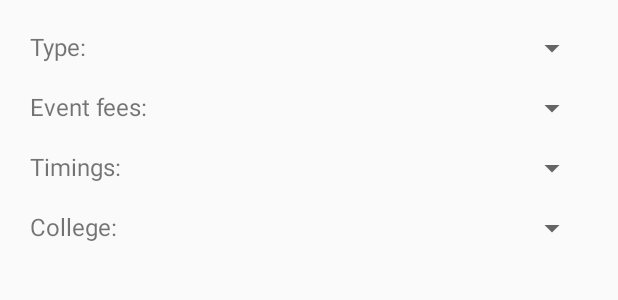
After one commit to CampusBox/android, an Android app: the layout comp_filter_events.xml on its own in the app's theme, with its tools: preview values and no code run, on a phone screen of 412 x 824 dp. The commit adds this screen. Shown: the top 300 px of the screen. Run offline under Robolectric (Android 15) with nearby library versions, the phone set to English and light mode, and no system bars; network calls fail.

Commit message:
Added event filter

```diff
--- /dev/null
+++ b/CampusBox/app/src/main/res/layout/comp_filter_events.xml
@@ -0,0 +1,107 @@
+<?xml version="1.0" encoding="utf-8"?>
+<LinearLayout xmlns:android="http://schemas.android.com/apk/res/android"
+    android:layout_width="match_parent"
+    android:layout_height="wrap_content"
+    android:orientation="vertical"
+    android:padding="16dp">
+
+    <LinearLayout
+        android:layout_width="match_parent"
+        android:layout_height="wrap_content"
+        android:layout_gravity="center_vertical"
+        android:layout_marginBottom="8dp"
+        android:orientation="horizontal"
+        android:padding="4dp"
+        android:weightSum="3">
+
+        <TextView
+            android:layout_width="match_parent"
+            android:layout_height="wrap_content"
+            android:layout_weight="2"
+            android:text="Type:"
+            android:textSize="16sp" />
+
+        <Spinner
+            android:id="@+id/spinner_type"
+            android:layout_width="match_parent"
+            android:layout_height="wrap_content"
+            android:layout_weight="1"
+            android:drawSelectorOnTop="true" />
+
+    </LinearLayout>
+
+    <LinearLayout
+        android:layout_width="match_parent"
+        android:layout_height="wrap_content"
+        android:layout_gravity="center_vertical"
+        android:layout_marginBottom="8dp"
+        android:orientation="horizontal"
+        android:padding="4dp"
+        android:weightSum="3">
+
+        <TextView
+            android:layout_width="match_parent"
+            android:layout_height="wrap_content"
+            android:layout_weight="2"
+            android:text="Event fees:"
+            android:textSize="16sp" />
+
+        <Spinner
+            android:id="@+id/spinner_fees"
+            android:layout_width="match_parent"
+            android:layout_height="wrap_content"
+            android:layout_weight="1"
+            android:drawSelectorOnTop="true" />
+
+    </LinearLayout>
+
+    <LinearLayout
+        android:layout_width="match_parent"
+        android:layout_height="wrap_content"
+        android:layout_gravity="center_vertical"
+        android:layout_marginBottom="8dp"
+        android:orientation="horizontal"
+        android:padding="4dp"
+        android:weightSum="3">
+
+        <TextView
+            android:layout_width="match_parent"
+            android:layout_height="wrap_content"
+            android:layout_weight="2"
+            android:text="Timings:"
+            android:textSize="16sp" />
+
+        <Spinner
+            android:id="@+id/spinner_timings"
+            android:layout_width="match_parent"
+            android:layout_height="wrap_content"
+            android:layout_weight="1"
+            android:drawSelectorOnTop="true" />
+
+    </LinearLayout>
+
+    <LinearLayout
+        android:layout_width="match_parent"
+        android:layout_height="wrap_content"
+        android:layout_gravity="center_vertical"
+        android:orientation="horizontal"
+        android:padding="4dp"
+        android:weightSum="3">
+
+        <TextView
+            android:layout_width="match_parent"
+            android:layout_height="wrap_content"
+            android:layout_weight="2"
+            android:text="College:"
+            android:textSize="16sp" />
+
+        <Spinner
+            android:id="@+id/spinner_college"
+            android:layout_width="match_parent"
+            android:layout_height="wrap_content"
+            android:layout_weight="1"
+            android:drawSelectorOnTop="true" />
+
+    </LinearLayout>
+
+</LinearLayout>
```
Also changed, not shown: CampusBox/app/src/main/java/in/exun/campusbox/adapters/RVAEvents.java (+47 -18 lines), CampusBox/app/src/main/java/in/exun/campusbox/fragments/Main/Events.java (+129 -14 lines), CampusBox/app/src/main/res/layout/header_event.xml (+24 -4 lines), CampusBox/app/src/main/res/values/strings.xml (+34 -0 lines).
